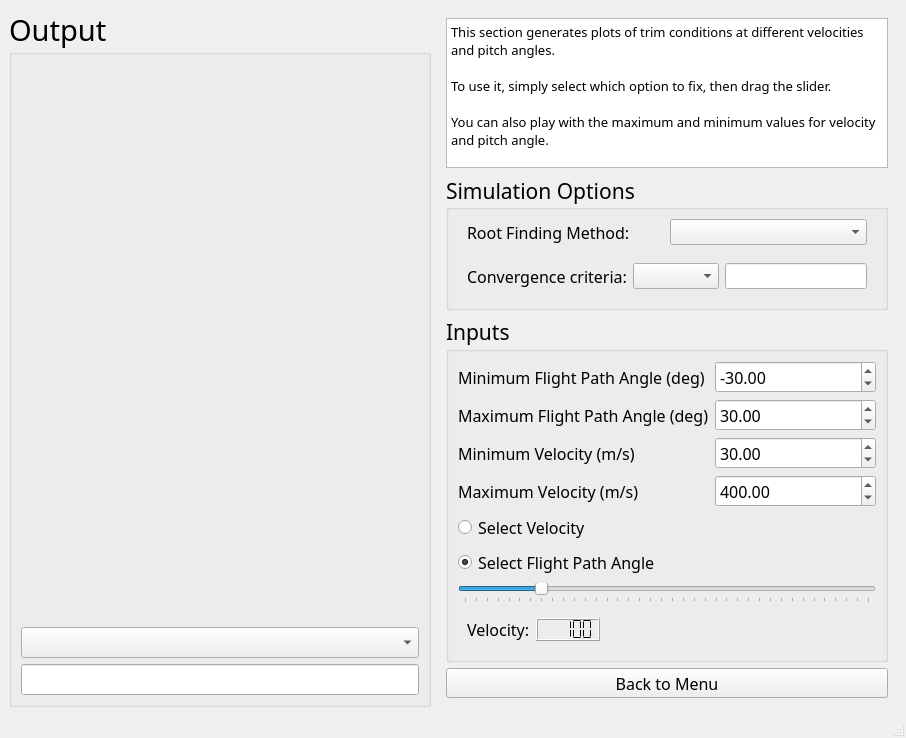
The window that simlib/gui/rf_mw.ui (jasper-day/airplane_sim) describes before a commit, drawn with Qt 5.
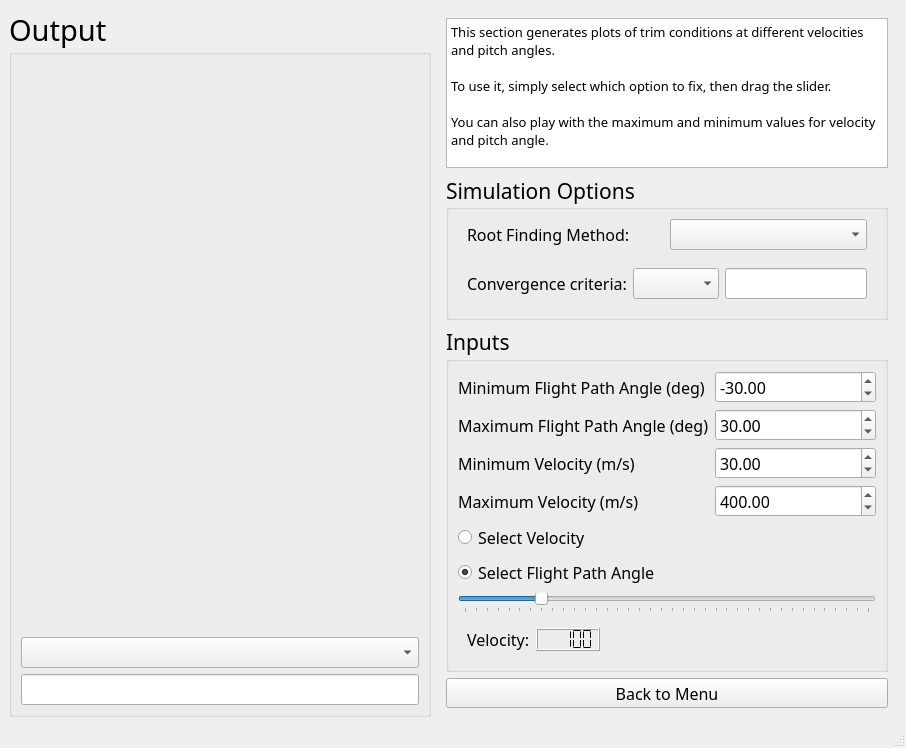
The same window after the commit.

```diff
--- a/simlib/gui/rf_mw.ui
+++ b/simlib/gui/rf_mw.ui
@@ -7,7 +7,7 @@
     <x>0</x>
     <y>0</y>
     <width>906</width>
-    <height>715</height>
+    <height>748</height>
    </rect>
   </property>
   <property name="windowTitle">
@@ -59,19 +59,6 @@
     <item>
      <widget class="QWidget" name="widget_3" native="true">
       <layout class="QVBoxLayout" name="verticalLayout_2">
-       <item>
-        <spacer name="verticalSpacer_2">
-         <property name="orientation">
-          <enum>Qt::Vertical</enum>
-         </property>
-         <property name="sizeHint" stdset="0">
-          <size>
-           <width>20</width>
-           <height>40</height>
-          </size>
-         </property>
-        </spacer>
-       </item>
        <item>
         <widget class="QTextBrowser" name="textBrowser">
          <property name="sizePolicy">
@@ -108,19 +95,6 @@
          </property>
         </widget>
        </item>
-       <item>
-        <spacer name="verticalSpacer">
-         <property name="orientation">
-          <enum>Qt::Vertical</enum>
-         </property>
-         <property name="sizeHint" stdset="0">
-          <size>
-           <width>20</width>
-           <height>40</height>
-          </size>
-         </property>
-        </spacer>
-       </item>
        <item>
         <widget class="QGroupBox" name="groupBox_3">
          <property name="sizePolicy">
@@ -177,7 +151,7 @@
                <property name="maximumSize">
                 <size>
                  <width>16777215</width>
-                 <height>26</height>
+                 <height>70</height>
                 </size>
                </property>
                <property name="font">
@@ -202,7 +176,7 @@
                <property name="maximumSize">
                 <size>
                  <width>16777215</width>
-                 <height>26</height>
+                 <height>70</height>
                 </size>
                </property>
                <property name="font">
@@ -236,7 +210,7 @@
                <property name="maximumSize">
                 <size>
                  <width>16777215</width>
-                 <height>26</height>
+                 <height>70</height>
                 </size>
                </property>
                <property name="font">
@@ -261,7 +235,7 @@
                <property name="maximumSize">
                 <size>
                  <width>16777215</width>
-                 <height>26</height>
+                 <height>70</height>
                 </size>
                </property>
                <property name="font">
@@ -289,7 +263,7 @@
                <property name="maximumSize">
                 <size>
                  <width>150</width>
-                 <height>26</height>
+                 <height>70</height>
                 </size>
                </property>
                <property name="font">
@@ -309,7 +283,7 @@
        <item>
         <widget class="QGroupBox" name="groupBox_2">
          <property name="sizePolicy">
-          <sizepolicy hsizetype="Fixed" vsizetype="Preferred">
+          <sizepolicy hsizetype="Fixed" vsizetype="Expanding">
            <horstretch>0</horstretch>
            <verstretch>0</verstretch>
           </sizepolicy>
@@ -335,11 +309,17 @@
             <item row="2" column="1">
              <widget class="QLabel" name="label_3">
               <property name="sizePolicy">
-               <sizepolicy hsizetype="Expanding" vsizetype="Preferred">
+               <sizepolicy hsizetype="Expanding" vsizetype="Expanding">
                 <horstretch>0</horstretch>
                 <verstretch>0</verstretch>
                </sizepolicy>
               </property>
+              <property name="maximumSize">
+               <size>
+                <width>16777215</width>
+                <height>70</height>
+               </size>
+              </property>
               <property name="font">
                <font>
                 <family>ISOCP_IV50</family>
@@ -357,11 +337,17 @@
             <item row="1" column="2">
              <widget class="QDoubleSpinBox" name="gamma_max">
               <property name="sizePolicy">
-               <sizepolicy hsizetype="Expanding" vsizetype="Fixed">
+               <sizepolicy hsizetype="Expanding" vsizetype="Expanding">
                 <horstretch>0</horstretch>
                 <verstretch>0</verstretch>
                </sizepolicy>
               </property>
+              <property name="maximumSize">
+               <size>
+                <width>16777215</width>
+                <height>70</height>
+               </size>
+              </property>
               <property name="font">
                <font>
                 <family>ISOCP_IV50</family>
@@ -379,11 +365,17 @@
             <item row="2" column="2">
              <widget class="QDoubleSpinBox" name="vel_min">
               <property name="sizePolicy">
-               <sizepolicy hsizetype="Expanding" vsizetype="Fixed">
+               <sizepolicy hsizetype="Expanding" vsizetype="Expanding">
                 <horstretch>0</horstretch>
                 <verstretch>0</verstretch>
                </sizepolicy>
               </property>
+              <property name="maximumSize">
+               <size>
+                <width>16777215</width>
+                <height>70</height>
+               </size>
+              </property>
               <property name="font">
                <font>
                 <family>ISOCP_IV50</family>
@@ -407,11 +399,17 @@
             <item row="0" column="1">
              <widget class="QLabel" name="label">
               <property name="sizePolicy">
-               <sizepolicy hsizetype="Expanding" vsizetype="Preferred">
+               <sizepolicy hsizetype="Expanding" vsizetype="Expanding">
                 <horstretch>0</horstretch>
                 <verstretch>0</verstretch>
                </sizepolicy>
               </property>
+              <property name="maximumSize">
+               <size>
+                <width>16777215</width>
+                <height>70</height>
+               </size>
+              </property>
               <property name="font">
                <font>
                 <family>ISOCP_IV50</family>
@@ -429,11 +427,17 @@
             <item row="1" column="1">
              <widget class="QLabel" name="label_2">
               <property name="sizePolicy">
-               <sizepolicy hsizetype="Expanding" vsizetype="Preferred">
+               <sizepolicy hsizetype="Expanding" vsizetype="Expanding">
                 <horstretch>0</horstretch>
                 <verstretch>0</verstretch>
                </sizepolicy>
               </property>
+              <property name="maximumSize">
+               <size>
+                <width>16777215</width>
+                <height>70</height>
+               </size>
+              </property>
               <property name="font">
                <font>
                 <family>ISOCP_IV50</family>
@@ -451,11 +455,17 @@
             <item row="3" column="2">
              <widget class="QDoubleSpinBox" name="vel_max">
               <property name="sizePolicy">
-               <sizepolicy hsizetype="Expanding" vsizetype="Fixed">
+               <sizepolicy hsizetype="Expanding" vsizetype="Expanding">
                 <horstretch>0</horstretch>
                 <verstretch>0</verstretch>
                </sizepolicy>
               </property>
+              <property name="maximumSize">
+               <size>
+                <width>16777215</width>
+                <height>70</height>
+               </size>
+              </property>
               <property name="font">
                <font>
                 <family>ISOCP_IV50</family>
@@ -479,11 +489,17 @@
             <item row="3" column="1">
              <widget class="QLabel" name="label_4">
               <property name="sizePolicy">
-               <sizepolicy hsizetype="Expanding" vsizetype="Preferred">
+               <sizepolicy hsizetype="Expanding" vsizetype="Expanding">
                 <horstretch>0</horstretch>
                 <verstretch>0</verstretch>
                </sizepolicy>
               </property>
+              <property name="maximumSize">
+               <size>
+                <width>16777215</width>
+                <height>70</height>
+               </size>
+              </property>
               <property name="font">
                <font>
                 <family>ISOCP_IV50</family>
@@ -501,11 +517,17 @@
             <item row="0" column="2">
              <widget class="QDoubleSpinBox" name="gamma_min">
               <property name="sizePolicy">
-               <sizepolicy hsizetype="Expanding" vsizetype="Fixed">
+               <sizepolicy hsizetype="Expanding" vsizetype="Expanding">
                 <horstretch>0</horstretch>
                 <verstretch>0</verstretch>
                </sizepolicy>
               </property>
+              <property name="maximumSize">
+               <size>
+                <width>16777215</width>
+                <height>70</height>
+               </size>
+              </property>
               <property name="font">
                <font>
                 <family>ISOCP_IV50</family>
@@ -529,6 +551,12 @@
            <layout class="QGridLayout" name="gridLayout">
             <item row="2" column="0">
              <widget class="QSlider" name="horizontalSlider">
+              <property name="maximumSize">
+               <size>
+                <width>16777215</width>
+                <height>70</height>
+               </size>
+              </property>
               <property name="font">
                <font>
                 <family>ISOCP_IV50</family>
@@ -560,6 +588,12 @@
             </item>
             <item row="0" column="0">
              <widget class="QRadioButton" name="fix_vel">
+              <property name="maximumSize">
+               <size>
+                <width>16777215</width>
+                <height>70</height>
+               </size>
+              </property>
               <property name="font">
                <font>
                 <family>ISOCP_IV50</family>
@@ -576,6 +610,12 @@
             </item>
             <item row="1" column="0">
              <widget class="QRadioButton" name="fix_gamma">
+              <property name="maximumSize">
+               <size>
+                <width>16777215</width>
+                <height>70</height>
+               </size>
+              </property>
               <property name="font">
                <font>
                 <family>ISOCP_IV50</family>
@@ -592,6 +632,12 @@
             </item>
             <item row="3" column="0">
              <widget class="QWidget" name="widget" native="true">
+              <property name="maximumSize">
+               <size>
+                <width>16777215</width>
+                <height>70</height>
+               </size>
+              </property>
               <property name="font">
                <font>
                 <family>ISOCP_IV50</family>
```
Left out of the diff: 2 changed lines with no effect on the pictures.
